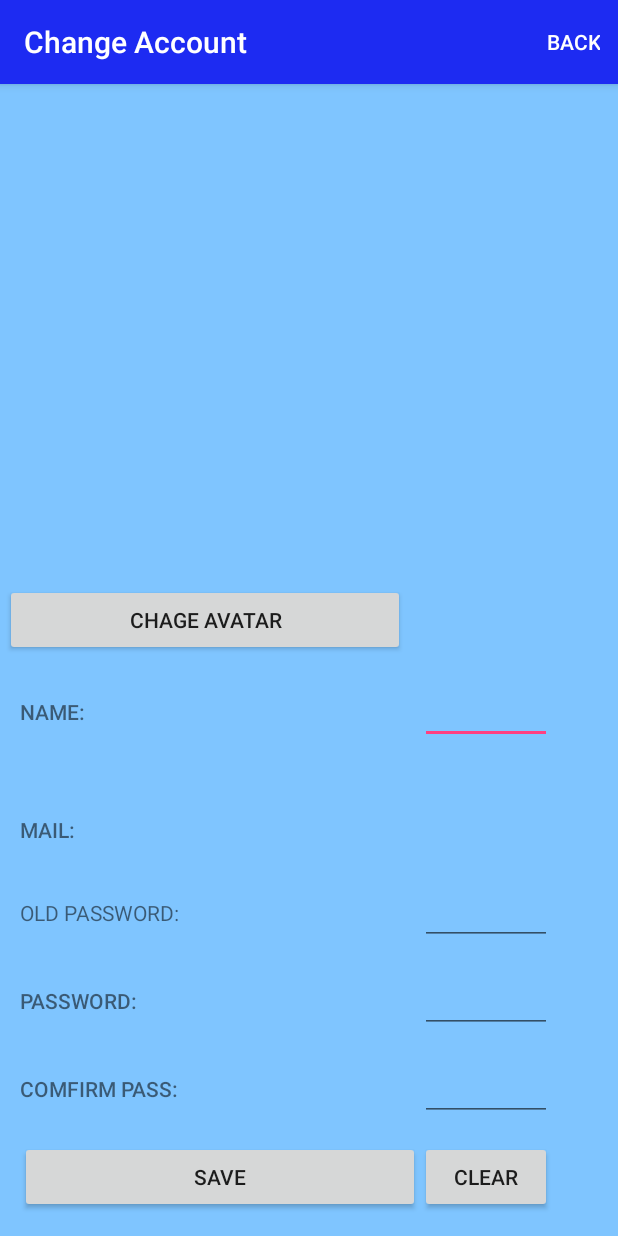
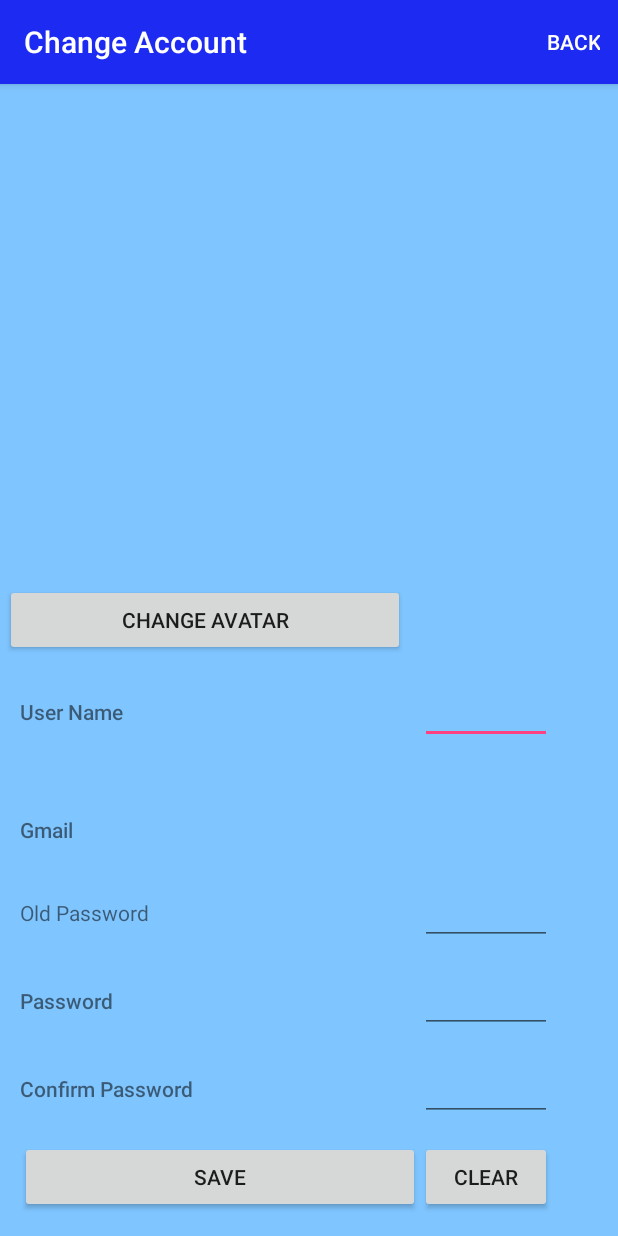
Before and after one commit to LHHan/CalendarApp, an Android app: the ChangeAccountActivity screen opened directly, with no data from a screen before it, on a phone screen of 412 x 824 dp. Run offline under Robolectric (Android 15) with nearby library versions, the phone set to English and light mode, and no system bars; 4 statements that could not run were skipped.

Commit message:
Fifth commit on Feb 09: refactor code with BSS Coding Conventions (2)

```diff
--- a/app/src/main/AndroidManifest.xml
+++ b/app/src/main/AndroidManifest.xml
@@ -35,7 +35,7 @@
             android:theme="@style/AppTheme" >
         </activity>
         <activity
-            android:name="com.example.lehoanghan.myaccount.ChangeAccount"
+            android:name="com.example.lehoanghan.myaccount.ChangeAccountActivity"
             android:theme="@style/AppTheme" >
         </activity>
         <activity
--- a/app/src/main/java/com/example/lehoanghan/myaccount/ChangeAccount.java
+++ b/app/src/main/java/com/example/lehoanghan/myaccount/ChangeAccountActivity.java
@@ -39,72 +39,72 @@ import java.io.OutputStream;
 /**
  * Created by lehoanghan on 5/15/2016.
  */
-public class ChangeAccount extends AppCompatActivity {
+public class ChangeAccountActivity extends AppCompatActivity {
 
-    private ImageView ImgAvata;
-    private EditText EdtName,EdtPassChange,EdtComPassChange,EdtOldPass;
-    private TextView TxtMail;
-    private Button BtnChangeAvata, BtnSave, BtnClear;
-    private String NameUser, MailUser;
+    private ImageView ivAvatar;
+    private EditText etName, etPassChange, etComPassChange, etOldPass;
+    private TextView tvMail;
+    private Button btnChangeAvatar, btnSave, btnClear;
+    private String nameUser, mailUser;
     private Firebase firebase;
     private Bitmap bitmap, bitmapFirebase;
 
     @Override
     protected void onCreate(Bundle savedInstanceState) {
         super.onCreate(savedInstanceState);
-        setContentView(R.layout.change_account);
+        setContentView(R.layout.activity_change_account);
         Firebase.setAndroidContext(this);
-        firebase =new Firebase("https://appcalendar.firebaseio.com/");
-        GivedataUser();
+        firebase = new Firebase("https://appcalendar.firebaseio.com/");
+        giveDataUser();
         Init();
-        SetImage();
-       BtnChangeAvata.setOnClickListener(new View.OnClickListener() {
+        setImage();
+        btnChangeAvatar.setOnClickListener(new View.OnClickListener() {
             @Override
             public void onClick(View v) {
 
-               SelectImage();
+                selectImage();
             }
         });
 
-        BtnSave.setOnClickListener(new View.OnClickListener() {
+        btnSave.setOnClickListener(new View.OnClickListener() {
             @Override
             public void onClick(View v) {
-                CheckData();
+                checkData();
             }
         });
 
-        BtnClear.setOnClickListener(new View.OnClickListener() {
+        btnClear.setOnClickListener(new View.OnClickListener() {
             @Override
             public void onClick(View v) {
-                EdtName.setText("");
-                EdtOldPass.setText("");
-                EdtPassChange.setText("");
-                EdtComPassChange.setText("");
+                etName.setText("");
+                etOldPass.setText("");
+                etPassChange.setText("");
+                etComPassChange.setText("");
             }
         });
     }
 
-    public void Init(){
-        ImgAvata=(ImageView) findViewById(R.id.imgAvataChange);
-        EdtName=(EditText) findViewById(R.id.edtNameChange);
-        EdtName.setText(NameUser);
-        TxtMail=(TextView) findViewById(R.id.txtMailChange);
-        TxtMail.setText(MailUser.toString().replace("&","."));
-        EdtPassChange=(EditText) findViewById(R.id.edtPassChange);
-        EdtComPassChange=(EditText) findViewById(R.id.edtComPassChange);
-        EdtOldPass=(EditText) findViewById(R.id.edtOldPass);
-        BtnChangeAvata=(Button) findViewById(R.id.btnChangePic);
-        BtnSave=(Button) findViewById(R.id.btnSave);
-        BtnClear=(Button) findViewById(R.id.btnClear);
+    public void Init() {
+        ivAvatar = (ImageView) findViewById(R.id.activity_change_account_iv_avatar);
+        etName = (EditText) findViewById(R.id.activity_change_account_et_name);
+        etName.setText(nameUser);
+        tvMail = (TextView) findViewById(R.id.activity_change_account_tv_mail);
+        tvMail.setText(mailUser.toString().replace("&", "."));
+        etPassChange = (EditText) findViewById(R.id.activity_change_account_et_password);
+        etComPassChange = (EditText) findViewById(R.id.activity_change_account_et_confirm_password);
+        etOldPass = (EditText) findViewById(R.id.activity_change_account_et_old_password);
+        btnChangeAvatar = (Button) findViewById(R.id.activity_change_account_btn_change_avatar);
+        btnSave = (Button) findViewById(R.id.activity_change_account_btn_save);
+        btnClear = (Button) findViewById(R.id.activity_change_account_btn_clear);
     }
 
-    public void SetImage(){
-        firebase.child("Avata").child(MailUser).addValueEventListener(new ValueEventListener() {
+    public void setImage() {
+        firebase.child("Avatar").child(mailUser).addValueEventListener(new ValueEventListener() {
             @Override
             public void onDataChange(DataSnapshot dataSnapshot) {
                 byte[] image = Base64.decode(dataSnapshot.getValue().toString(), Base64.DEFAULT);
                 bitmapFirebase = BitmapFactory.decodeByteArray(image, 0, image.length);
-                ImgAvata.setImageBitmap(bitmapFirebase);
+                ivAvatar.setImageBitmap(bitmapFirebase);
             }
 
             @Override
@@ -115,10 +115,10 @@ public class ChangeAccount extends AppCompatActivity {
     }
 
 
-    public void SelectImage(){
-        final CharSequence[] options={"Take photo","Choose from Gallery","Cancel"};
+    public void selectImage() {
+        final CharSequence[] options = {"Take photo", "Choose from Gallery", "Cancel"};
 
-        final AlertDialog.Builder buider=new AlertDialog.Builder(ChangeAccount.this);
+        final AlertDialog.Builder buider = new AlertDialog.Builder(ChangeAccountActivity.this);
         buider.setTitle("Add Photo");
         buider.setItems(options, new DialogInterface.OnClickListener() {
             @Override
@@ -154,8 +154,8 @@ public class ChangeAccount extends AppCompatActivity {
                 }
                 try {
                     BitmapFactory.Options bitmapOptions = new BitmapFactory.Options();
-                    bitmap = BitmapFactory.decodeFile(f.getAbsolutePath(),bitmapOptions);
-                    ImgAvata.setImageBitmap(bitmap);
+                    bitmap = BitmapFactory.decodeFile(f.getAbsolutePath(), bitmapOptions);
+                    ivAvatar.setImageBitmap(bitmap);
                     String path = android.os.Environment.getExternalStorageDirectory() + File.separator + "Phoenix" + File.separator + "default";
                     f.delete();
                     OutputStream outFile = null;
@@ -177,14 +177,14 @@ public class ChangeAccount extends AppCompatActivity {
                 }
             } else if (requestCode == 2) {
                 Uri selectedImage = data.getData();
-                String[] filePath = { MediaStore.Images.Media.DATA };
+                String[] filePath = {MediaStore.Images.Media.DATA};
                 Cursor c = getContentResolver().query(selectedImage, filePath, null, null, null);
                 c.moveToFirst();
                 int columnIndex = c.getColumnIndex(filePath[0]);
                 String picturePath = c.getString(columnIndex);
                 c.close();
                 bitmap = (BitmapFactory.decodeFile(picturePath));
-                ImgAvata.setImageBitmap(bitmap);
+                ivAvatar.setImageBitmap(bitmap);
             }
 
         }
@@ -194,51 +194,48 @@ public class ChangeAccount extends AppCompatActivity {
 
     @Override
     public boolean onCreateOptionsMenu(Menu menu) {
-        MenuInflater menuInflater=getMenuInflater();
-        menuInflater.inflate(R.menu.menu_back,menu);
+        MenuInflater menuInflater = getMenuInflater();
+        menuInflater.inflate(R.menu.menu_back, menu);
         setTitle("Change Account");
         return super.onCreateOptionsMenu(menu);
     }
 
     @Override
     public boolean onOptionsItemSelected(MenuItem item) {
-        switch (item.getItemId()){
+        switch (item.getItemId()) {
             case R.id.backfromChangeAccount:
-                Intent intent=new Intent(this, Menu_Choose.class);
-                intent.putExtra("NameUser",NameUser);
-                intent.putExtra("MailUser",MailUser);
+                Intent intent = new Intent(this, Menu_Choose.class);
+                intent.putExtra("NameUser", nameUser);
+                intent.putExtra("MailUser", mailUser);
                 startActivity(intent);
         }
         return super.onOptionsItemSelected(item);
     }
 
 
-    public String CovertBitmaptoString(){
-        ByteArrayOutputStream outputStream=new ByteArrayOutputStream();
-        if(bitmap!=null)
+    public String covertBitmaptoString() {
+        ByteArrayOutputStream outputStream = new ByteArrayOutputStream();
+        if (bitmap != null)
             bitmap.compress(Bitmap.CompressFormat.PNG, 100, outputStream);
         else
-        bitmapFirebase.compress(Bitmap.CompressFormat.PNG,100,outputStream);
-        byte[]array=outputStream.toByteArray();
-        String PicFirebase= Base64.encodeToString(array,Base64.DEFAULT);
+            bitmapFirebase.compress(Bitmap.CompressFormat.PNG, 100, outputStream);
+        byte[] array = outputStream.toByteArray();
+        String PicFirebase = Base64.encodeToString(array, Base64.DEFAULT);
         return PicFirebase;
     }
 
 
-    public void CheckData(){
-        if(EdtName.getText().toString().compareTo("")==0||EdtOldPass.getText().toString().compareTo("")==0||
-                EdtPassChange.getText().toString().compareTo("")==0||EdtComPassChange.getText().toString().compareTo("")==0)
-            Toast.makeText(getApplicationContext(),"Entry Data, You need to fill out full data",Toast.LENGTH_LONG);
-        else
-        {
-            if(EdtPassChange.getText().toString().compareTo(EdtComPassChange.getText().toString())!=0) {
+    public void checkData() {
+        if (etName.getText().toString().compareTo("") == 0 || etOldPass.getText().toString().compareTo("") == 0 ||
+                etPassChange.getText().toString().compareTo("") == 0 || etComPassChange.getText().toString().compareTo("") == 0)
+            Toast.makeText(getApplicationContext(), "Entry Data, You need to fill out full data", Toast.LENGTH_LONG);
+        else {
+            if (etPassChange.getText().toString().compareTo(etComPassChange.getText().toString()) != 0) {
                 Toast.makeText(getApplicationContext(), "Error Comfirm Pass", Toast.LENGTH_LONG);
-                EdtPassChange.setText("");
-                EdtComPassChange.setText("");
-            }
-            else
-            {
-                firebase.changePassword(MailUser.replace("&","."), EdtOldPass.getText().toString(), EdtPassChange.getText().toString(), new Firebase.ResultHandler() {
+                etPassChange.setText("");
+                etComPassChange.setText("");
+            } else {
+                firebase.changePassword(mailUser.replace("&", "."), etOldPass.getText().toString(), etPassChange.getText().toString(), new Firebase.ResultHandler() {
                     @Override
                     public void onSuccess() {
                         Toast.makeText(getApplicationContext(), "Success", Toast.LENGTH_LONG).show();
@@ -250,14 +247,14 @@ public class ChangeAccount extends AppCompatActivity {
                     }
                 });
 
-                firebase.child("User").child(MailUser).setValue(EdtName.getText().toString());
-                firebase.child("Avata").child(MailUser).setValue(CovertBitmaptoString());
+                firebase.child("User").child(mailUser).setValue(etName.getText().toString());
+                firebase.child("Avata").child(mailUser).setValue(covertBitmaptoString());
             }
         }
     }
 
-    public void GivedataUser(){
-        MailUser=getIntent().getStringExtra("MailUser");
-        NameUser=getIntent().getStringExtra("NameUser");
+    public void giveDataUser() {
+        mailUser = getIntent().getStringExtra("MailUser");
+        nameUser = getIntent().getStringExtra("NameUser");
     }
 }
--- a/app/src/main/java/com/example/lehoanghan/optionmenu/Account.java
+++ b/app/src/main/java/com/example/lehoanghan/optionmenu/Account.java
@@ -19,7 +19,7 @@ import android.widget.ImageView;
 import android.widget.TextView;
 
 import com.example.lehoanghan.appcalendar.R;
-import com.example.lehoanghan.myaccount.ChangeAccount;
+import com.example.lehoanghan.myaccount.ChangeAccountActivity;
 import com.firebase.client.DataSnapshot;
 import com.firebase.client.Firebase;
 import com.firebase.client.FirebaseError;
@@ -106,7 +106,7 @@ public class Account extends Fragment {
 
     public void PassDatatoChangeAccount()
     {
-        intentPassdata=new Intent(getActivity(), ChangeAccount.class);
+        intentPassdata=new Intent(getActivity(), ChangeAccountActivity.class);
         intentPassdata.putExtra("MailUser",GetMail);
         intentPassdata.putExtra("NameUser",GetName);
     }
--- /dev/null
+++ b/app/src/main/res/layout/activity_change_account.xml
@@ -0,0 +1,151 @@
+<?xml version="1.0" encoding="utf-8"?>
+<TableLayout xmlns:android="http://schemas.android.com/apk/res/android"
+    android:layout_width="match_parent"
+    android:layout_height="match_parent"
+    android:background="@color/lightblue">
+
+    <TableRow
+        android:id="@+id/activity_change_account_tr_avatar"
+        android:layout_width="match_parent"
+        android:layout_height="match_parent"
+        android:layout_marginLeft="20px"
+        android:layout_marginTop="100px">
+
+        <ImageView
+            android:id="@+id/activity_change_account_iv_avatar"
+            android:layout_width="400px"
+            android:layout_height="400px"
+            android:gravity="center_horizontal" />
+    </TableRow>
+
+    <TableRow android:layout_marginLeft="5px">
+
+        <Button
+            android:id="@+id/activity_change_account_btn_change_avatar"
+            android:layout_width="wrap_content"
+            android:layout_height="wrap_content"
+            android:text="@string/change_avatar" />
+
+    </TableRow>
+
+    <TableRow
+        android:id="@+id/activity_change_account_tr_name"
+        android:layout_marginLeft="20px"
+        android:layout_marginTop="20px">
+
+        <TextView
+            android:id="@+id/activity_change_account_tv_name"
+            android:layout_width="wrap_content"
+            android:layout_height="wrap_content"
+            android:fontFamily="sans-serif-medium"
+            android:text="@string/username" />
+
+        <EditText
+            android:id="@+id/activity_change_account_et_name"
+            android:layout_width="wrap_content"
+            android:layout_height="wrap_content"
+            android:fontFamily="sans-serif-medium" />
+    </TableRow>
+
+    <TableRow
+        android:id="@+id/activity_change_account_tr_mail"
+        android:layout_marginLeft="20px"
+        android:layout_marginTop="20px">
+
+        <TextView
+            android:id="@+id/activity_change_account_tv_mail"
+            android:layout_width="wrap_content"
+            android:layout_height="wrap_content"
+            android:fontFamily="sans-serif-medium"
+            android:text="@string/gmail" />
+
+        <TextView
+            android:id="@+id/activity_change_account_tv_mail_value"
+            android:layout_width="wrap_content"
+            android:layout_height="wrap_content"
+            android:fontFamily="sans-serif-medium"
+            android:textSize="70px" />
+    </TableRow>
+
+    <TableRow
+        android:id="@+id/activity_change_account_tr_old_password"
+        android:layout_marginLeft="20px"
+        android:layout_marginTop="20px"
+        android:fontFamily="sans-serif-medium">
+
+        <TextView
+            android:id="@+id/activity_change_account_tv_old_password"
+            android:layout_width="wrap_content"
+            android:layout_height="wrap_content"
+            android:text="@string/old_password" />
+
+        <EditText
+            android:id="@+id/activity_change_account_et_old_password"
+            android:layout_width="wrap_content"
+            android:layout_height="wrap_content"
+            android:inputType="numberPassword" />
+    </TableRow>
+
+    <TableRow
+        android:id="@+id/activity_change_account_tr_password"
+        android:layout_marginLeft="20px"
+        android:layout_marginTop="20px">
+
+        <TextView
+            android:id="@+id/activity_change_account_tv_password"
+            android:layout_width="wrap_content"
+            android:layout_height="wrap_content"
+            android:fontFamily="sans-serif-medium"
+            android:text="@string/password" />
+
+        <EditText
+            android:id="@+id/activity_change_account_et_password"
+            android:layout_width="wrap_content"
+            android:layout_height="wrap_content"
+            android:fontFamily="sans-serif-medium"
+            android:inputType="numberPassword" />
+    </TableRow>
+
+    <TableRow
+        android:id="@+id/activity_change_account_tr_confirm_password"
+
+        android:layout_marginLeft="20px"
+        android:layout_marginTop="20px"
+        android:fontFamily="sans-serif-medium">
+
+        <TextView
+            android:id="@+id/activity_change_account_tv_confirm_password"
+            android:layout_width="wrap_content"
+            android:layout_height="wrap_content"
+            android:fontFamily="sans-serif-medium"
+            android:text="@string/confirm_password" />
+
+        <EditText
+            android:id="@+id/activity_change_account_et_confirm_password"
+            android:layout_width="wrap_content"
+            android:layout_height="wrap_content"
+            android:fontFamily="sans-serif-medium"
+            android:inputType="numberPassword" />
+    </TableRow>
+
+    <TableRow
+        android:id="@+id/activity_change_account_tr_action"
+        android:layout_marginLeft="20px"
+        android:layout_marginTop="20px">
+
+        <Button
+            android:id="@+id/activity_change_account_btn_save"
+            android:layout_width="wrap_content"
+            android:layout_height="wrap_content"
+            android:fontFamily="sans-serif-medium"
+            android:text="@string/save" />
+
+        <Button
+            android:id="@+id/activity_change_account_btn_clear"
+            android:layout_width="wrap_content"
+            android:layout_height="wrap_content"
+            android:fontFamily="sans-serif-medium"
+            android:text="@string/clear" />
+    </TableRow>
+
+</TableLayout>
--- a/app/src/main/res/layout/activity_menu_choose.xml
+++ b/app/src/main/res/layout/activity_menu_choose.xml
@@ -1,13 +1,15 @@
 <?xml version="1.0" encoding="utf-8"?>
 <android.support.v4.widget.DrawerLayout xmlns:android="http://schemas.android.com/apk/res/android"
     android:id="@+id/drawerlayout_menu"
-    android:orientation="vertical" android:layout_width="match_parent"
-    android:layout_height="match_parent">
+    android:layout_width="match_parent"
+    android:layout_height="match_parent"
+    android:orientation="vertical">
+
     <FrameLayout
         android:id="@+id/framelayout_menu"
         android:layout_width="match_parent"
-        android:layout_height="match_parent">
-    </FrameLayout>
+        android:layout_height="match_parent"></FrameLayout>
+
     <ListView
         android:id="@+id/lstmenu"
         android:layout_width="wrap_content"
--- a/app/src/main/res/layout/change_account.xml
+++ /dev/null
@@ -1,95 +0,0 @@
-<?xml version="1.0" encoding="utf-8"?>
-<TableLayout xmlns:android="http://schemas.android.com/apk/res/android"
-    android:layout_width="match_parent"
-    android:layout_height="match_parent"
-    android:background="@color/lightblue">
-    <TableRow android:layout_marginTop="100px"
-        android:layout_marginLeft="20px"
-        android:layout_width="match_parent">
-        <ImageView android:layout_width="400px"
-            android:layout_height="400px"
-            android:id="@+id/imgAvataChange"
-            android:gravity="center_horizontal"/>
-    </TableRow>
-    <TableRow android:layout_marginLeft="5px">
-        <Button android:layout_width="wrap_content"
-            android:layout_height="wrap_content"
-            android:id="@+id/btnChangePic"
-            android:text="Chage Avatar" />
-
-    </TableRow>
-    <TableRow android:layout_marginTop="20px"
-        android:layout_marginLeft="20px">
-        <TextView android:layout_width="wrap_content"
-            android:layout_height="wrap_content"
-            android:text="NAME: "
-            android:fontFamily="sans-serif-medium"/>
-        <EditText android:layout_width="wrap_content"
-            android:layout_height="wrap_content"
-            android:id="@+id/edtNameChange"
-            android:fontFamily="sans-serif-medium"/>
-    </TableRow>
-    <TableRow android:layout_marginTop="20px"
-        android:layout_marginLeft="20px">
-        <TextView android:layout_width="wrap_content"
-            android:layout_height="wrap_content"
-            android:text="MAIL: "
-            android:fontFamily="sans-serif-medium"/>
-        <TextView android:layout_width="wrap_content"
-            android:layout_height="wrap_content"
-            android:id="@+id/txtMailChange"
-            android:textSize="70px"
-            android:fontFamily="sans-serif-medium"/>
-    </TableRow>
-
-    <TableRow android:layout_marginTop="20px"
-        android:layout_marginLeft="20px"
-        android:fontFamily="sans-serif-medium">
-        <TextView android:layout_width="wrap_content"
-            android:layout_height="wrap_content"
-            android:text="OLD PASSWORD: "/>
-        <EditText android:layout_width="wrap_content"
-            android:layout_height="wrap_content"
-            android:inputType="numberPassword"
-            android:id="@+id/edtOldPass"/>
-    </TableRow>
-    <TableRow android:layout_marginTop="20px"
-        android:layout_marginLeft="20px">
-        <TextView android:layout_width="wrap_content"
-            android:layout_height="wrap_content"
-            android:text="PASSWORD: "
-            android:fontFamily="sans-serif-medium"/>
-        <EditText android:layout_width="wrap_content"
-            android:layout_height="wrap_content"
-            android:inputType="numberPassword"
-            android:id="@+id/edtPassChange"
-            android:fontFamily="sans-serif-medium"/>
-    </TableRow>
-    <TableRow android:layout_marginTop="20px"
-        android:layout_marginLeft="20px"
-        android:fontFamily="sans-serif-medium">
-        <TextView android:layout_width="wrap_content"
-            android:layout_height="wrap_content"
-            android:text="COMFIRM PASS: "
-            android:fontFamily="sans-serif-medium"/>
-        <EditText android:layout_width="wrap_content"
-            android:layout_height="wrap_content"
-            android:inputType="numberPassword"
-            android:id="@+id/edtComPassChange"
-            android:fontFamily="sans-serif-medium"/>
-    </TableRow>
-    <TableRow android:layout_marginTop="20px"
-        android:layout_marginLeft="20px">
-        <Button android:layout_width="wrap_content"
-            android:layout_height="wrap_content"
-            android:id="@+id/btnSave"
-            android:text="Save"
-            android:fontFamily="sans-serif-medium"/>
-        <Button android:layout_width="wrap_content"
-            android:layout_height="wrap_content"
-            android:id="@+id/btnClear"
-            android:text="Clear"
-            android:fontFamily="sans-serif-medium"/>
-    </TableRow>
-
-</TableLayout>
--- a/app/src/main/res/values/strings.xml
+++ b/app/src/main/res/values/strings.xml
@@ -12,4 +12,7 @@
     <string name="confirm_password">Confirm Password</string>
     <string name="create">Create</string>
     <string name="clear">Clear</string>
+    <string name="save">Save</string>
+    <string name="old_password">Old Password</string>
+    <string name="change_avatar">Change Avatar</string>
 </resources>
```
Also changed, not shown: app/src/main/java/com/example/lehoanghan/choosemenu/MenuAdapter.java (+14 -19 lines), app/src/main/java/com/example/lehoanghan/choosemenu/MenuItem.java (+10 -13 lines), app/src/main/java/com/example/lehoanghan/choosemenu/Menu_Choose.java (+114 -134 lines), 1 other file. Lines whose indentation alone changed are shown as unchanged.
